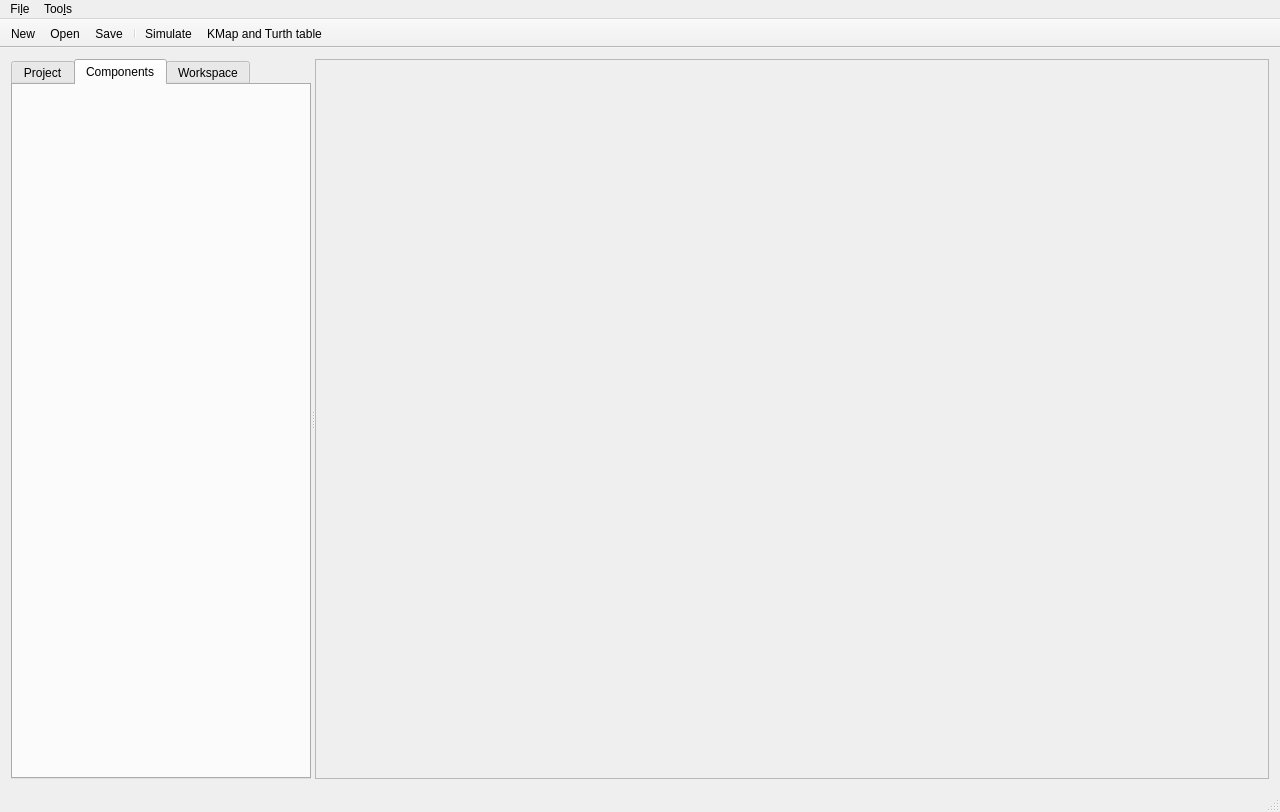
Before: the Qt Designer form src/mainwindow.ui in Sefrwahed/LogicSim, drawn with Qt 5.
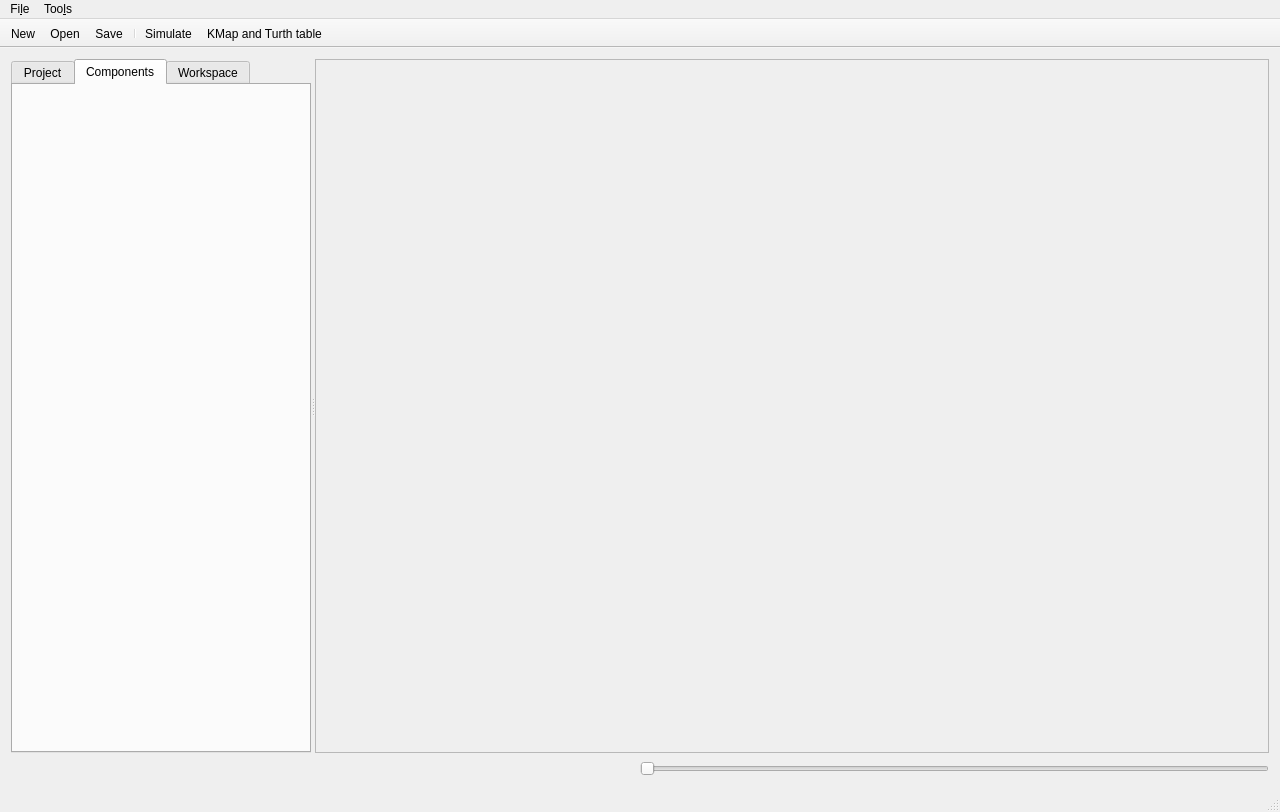
After: the same form once the commit is applied. Icons and pictures are not drawn.

Commit message: #38 - adding slider to UI for zoom scale

Diff of the .ui file:
```diff
--- a/src/mainwindow.ui
+++ b/src/mainwindow.ui
@@ -81,6 +81,30 @@
       </widget>
      </widget>
     </item>
+    <item row="1" column="0">
+     <layout class="QHBoxLayout" name="horizontalLayout">
+      <item>
+       <spacer name="horizontalSpacer">
+        <property name="orientation">
+         <enum>Qt::Horizontal</enum>
+        </property>
+        <property name="sizeHint" stdset="0">
+         <size>
+          <width>40</width>
+          <height>20</height>
+         </size>
+        </property>
+       </spacer>
+      </item>
+      <item>
+       <widget class="QSlider" name="horizontalSlider">
+        <property name="orientation">
+         <enum>Qt::Horizontal</enum>
+        </property>
+       </widget>
+      </item>
+     </layout>
+    </item>
    </layout>
   </widget>
   <widget class="QMenuBar" name="menuBar">
```
Left out of the diff: 2 changed lines with no effect on the pictures.
